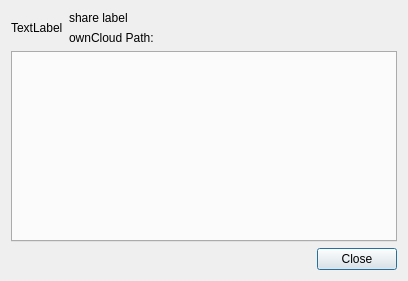
Before: the Qt Designer form src/gui/sharedialog.ui in reberthkss/ResultCloud, drawn with Qt 5.
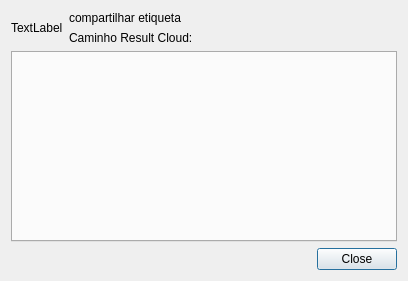
After: the same form once the commit is applied.

```diff
--- a/src/gui/sharedialog.ui
+++ b/src/gui/sharedialog.ui
@@ -25,7 +25,7 @@
         </sizepolicy>
        </property>
        <property name="text">
-        <string>share label</string>
+        <string>compartilhar etiqueta</string>
        </property>
        <property name="textFormat">
         <enum>Qt::PlainText</enum>
@@ -47,7 +47,7 @@
         </font>
        </property>
        <property name="text">
-        <string>ownCloud Path:</string>
+        <string>Caminho Result Cloud: </string>
        </property>
        <property name="textFormat">
         <enum>Qt::PlainText</enum>
```
Left out of the diff: 2 changed lines with no effect on the pictures.
